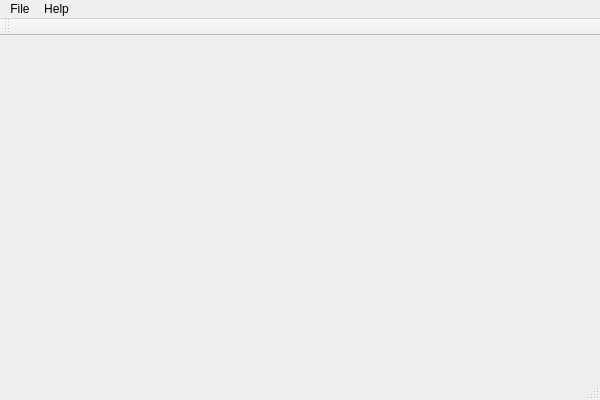
Qt form mainwindow.ui (schulmar/Templar) before a commit.
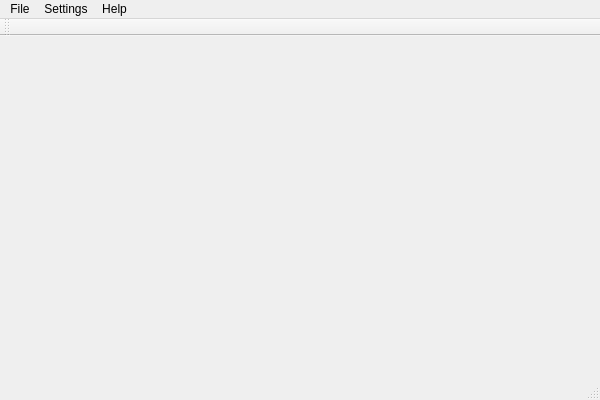
The same form after that commit.

Commit message: Debug navigation works again Added a color settings dialog to configure the graph coloring Added graph coloring depending on the node type

```diff
--- a/mainwindow.ui
+++ b/mainwindow.ui
@@ -31,7 +31,7 @@
      <x>0</x>
      <y>0</y>
      <width>600</width>
-     <height>24</height>
+     <height>22</height>
     </rect>
    </property>
    <widget class="QMenu" name="menuFile">
@@ -48,7 +48,14 @@
     </property>
     <addaction name="actionAbout_Templar"/>
    </widget>
+   <widget class="QMenu" name="menuSettings">
+    <property name="title">
+     <string>Settings</string>
+    </property>
+    <addaction name="actionNode_Colors"/>
+   </widget>
    <addaction name="menuFile"/>
+   <addaction name="menuSettings"/>
    <addaction name="menuHelp"/>
   </widget>
   <action name="actionOpen_trace">
```
Left out of the diff: 5 changed lines with no effect on the pictures. The commit also changes 18 other files.
